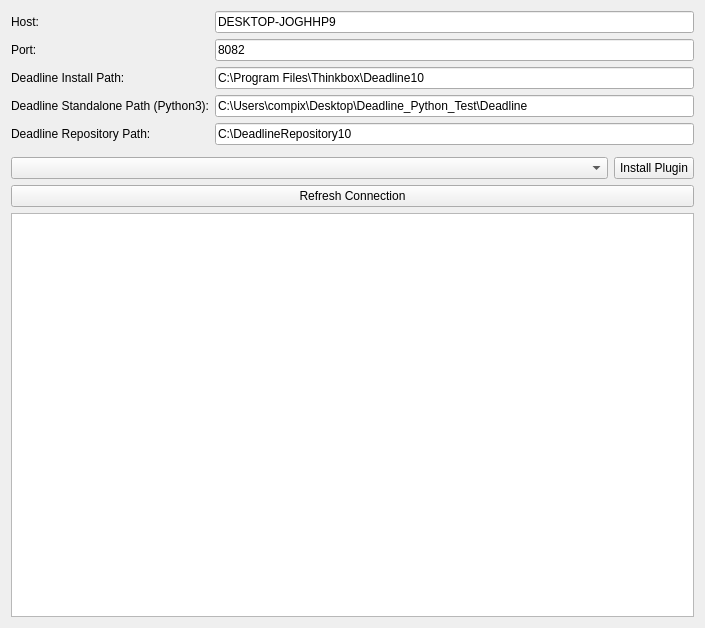
Above: assets/ui_files/deadlineService.ui from compix/MetadataManager before the change. Below: the same form after it.
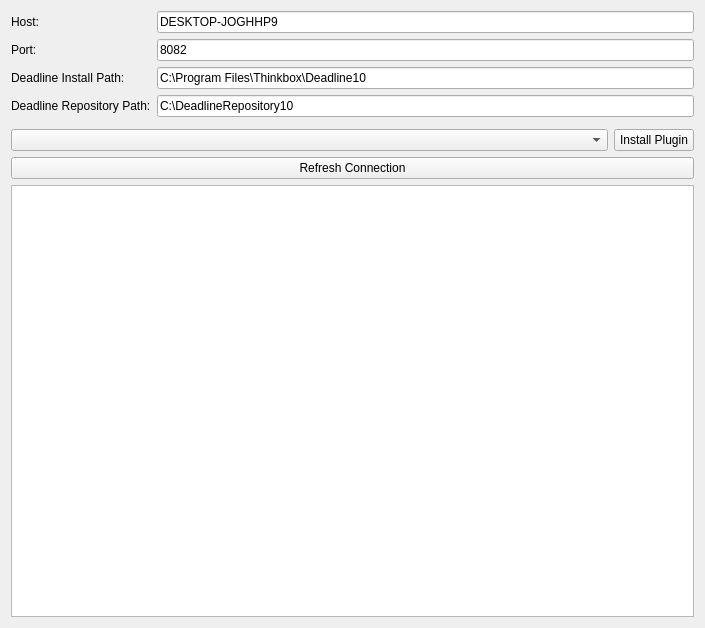
That is the form after the change.

Commit message: Replaced deadline standalone python api with REST api

```diff
--- a/assets/ui_files/deadlineService.ui
+++ b/assets/ui_files/deadlineService.ui
@@ -65,27 +65,13 @@
       </widget>
      </item>
      <item row="3" column="0">
-      <widget class="QLabel" name="label_4">
-       <property name="text">
-        <string>Deadline Standalone Path (Python3):</string>
-       </property>
-      </widget>
-     </item>
-     <item row="3" column="1">
-      <widget class="QLineEdit" name="deadlineStandalonePathLineEdit">
-       <property name="text">
-        <string>C:\Users\compix\Desktop\Deadline_Python_Test\Deadline</string>
-       </property>
-      </widget>
-     </item>
-     <item row="4" column="0">
       <widget class="QLabel" name="label_5">
        <property name="text">
         <string>Deadline Repository Path:</string>
        </property>
       </widget>
      </item>
-     <item row="4" column="1">
+     <item row="3" column="1">
       <widget class="QLineEdit" name="deadlineRepositoryLocationLineEdit">
        <property name="text">
         <string>C:\DeadlineRepository10</string>
```
The commit also changes 4 other files.
